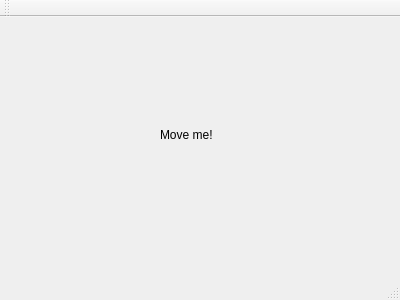
Before: the Qt Designer form mainwindow.ui in cps209teamalpha/space-alien, drawn with Qt 5.
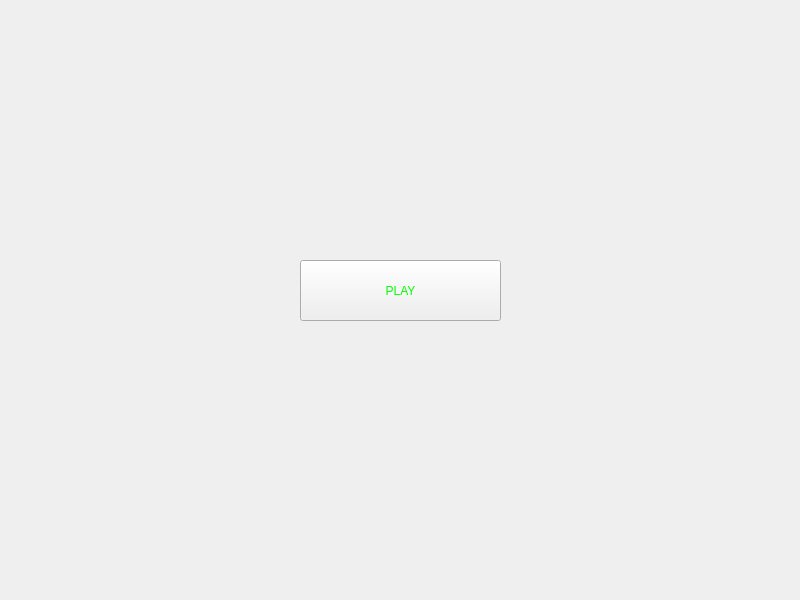
After: the same form once the commit is applied. Icons and pictures are not drawn.

Commit message: Basic menu UI is fleshed out; will be implemented in the future. Added the space wallpaper and the menu logo.

```diff
--- a/mainwindow.ui
+++ b/mainwindow.ui
@@ -6,25 +6,77 @@
    <rect>
     <x>0</x>
     <y>0</y>
-    <width>400</width>
-    <height>300</height>
+    <width>800</width>
+    <height>600</height>
    </rect>
   </property>
   <property name="windowTitle">
    <string>MainWindow</string>
   </property>
+  <property name="autoFillBackground">
+   <bool>false</bool>
+  </property>
+  <property name="styleSheet">
+   <string notr="true">background-image: url(:/images/space.jpg);</string>
+  </property>
   <widget class="QWidget" name="centralWidget">
    <widget class="QLabel" name="lblMove">
     <property name="geometry">
      <rect>
-      <x>160</x>
-      <y>110</y>
-      <width>61</width>
-      <height>16</height>
+      <x>380</x>
+      <y>190</y>
+      <width>41</width>
+      <height>41</height>
      </rect>
     </property>
     <property name="text">
-     <string>Move me!</string>
+     <string/>
+    </property>
+    <property name="pixmap">
+     <pixmap resource="resources.qrc">:/images/spaceship.png</pixmap>
+    </property>
+    <property name="scaledContents">
+     <bool>true</bool>
+    </property>
+   </widget>
+   <widget class="QPushButton" name="pushButton">
+    <property name="geometry">
+     <rect>
+      <x>300</x>
+      <y>260</y>
+      <width>201</width>
+      <height>61</height>
+     </rect>
+    </property>
+    <property name="styleSheet">
+     <string notr="true">color: rgb(0, 255, 0);
+font: 52 20pt &quot;Ubuntu&quot;;
+border-width: 1px;
+border-color: rgb(0, 255, 0);
+selection-color: rgb(0, 255, 0);
+</string>
+    </property>
+    <property name="text">
+     <string>PLAY</string>
+    </property>
+   </widget>
+   <widget class="QLabel" name="label">
+    <property name="geometry">
+     <rect>
+      <x>10</x>
+      <y>60</y>
+      <width>771</width>
+      <height>91</height>
+     </rect>
+    </property>
+    <property name="text">
+     <string/>
+    </property>
+    <property name="pixmap">
+     <pixmap resource="resources.qrc">:/images/logo.png</pixmap>
+    </property>
+    <property name="scaledContents">
+     <bool>true</bool>
     </property>
    </widget>
   </widget>
@@ -38,15 +90,6 @@
     </rect>
    </property>
   </widget>
-  <widget class="QToolBar" name="mainToolBar">
-   <attribute name="toolBarArea">
-    <enum>TopToolBarArea</enum>
-   </attribute>
-   <attribute name="toolBarBreak">
-    <bool>false</bool>
-   </attribute>
-  </widget>
-  <widget class="QStatusBar" name="statusBar"/>
  </widget>
  <layoutdefault spacing="6" margin="11"/>
  <resources/>
```
Left out of the diff: 8 changed lines with no effect on the pictures. The commit also changes 3 other files.
